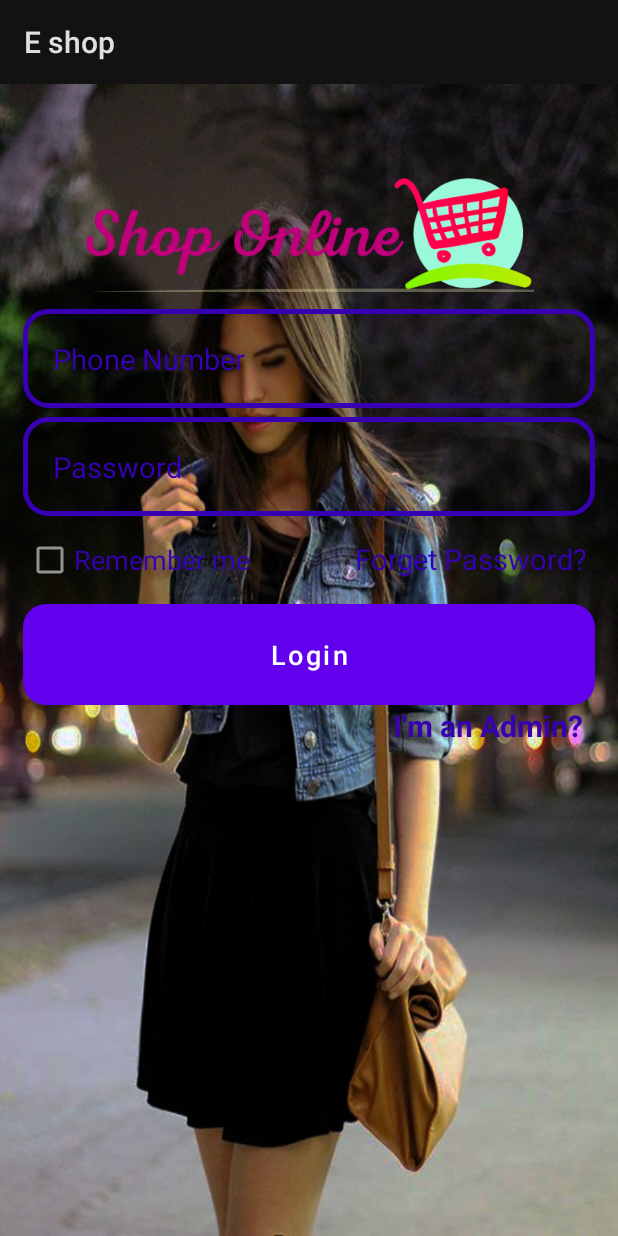
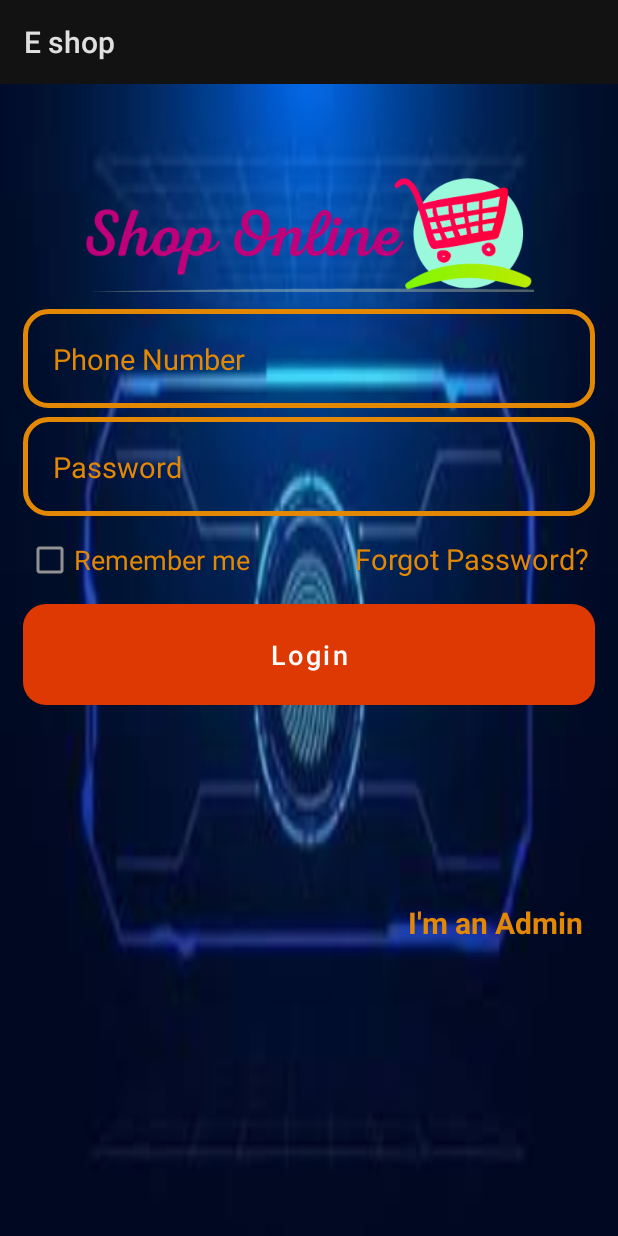
Before and after one commit to josephmusila/shopping-cart-java, an Android app: the LoginActivity screen opened directly, with no data from a screen before it, on a phone screen of 412 x 824 dp. Run offline under Robolectric (Android 15) with nearby library versions, the phone set to English and light mode, and no system bars; our stand-ins replace Firebase (no records; nobody signed in at launch, a user with empty details on screens opened directly); libraries missing offline, so code that uses them is left out: com.rey.material, io.paperdb; plain views replace CheckBox; 2 statements that could not run were skipped.

```diff
--- a/app/src/main/java/com/app/shopping/AdminNewOrdersActivity.java
+++ b/app/src/main/java/com/app/shopping/AdminNewOrdersActivity.java
@@ -50,8 +50,8 @@ public class AdminNewOrdersActivity extends AppCompatActivity {
 
                         holder.userName.setText("Name: "+model.getName());
                         holder.userPhoneNumber.setText("Name: "+model.getPhone());
-                        holder.userTotalPrice.setText("Total Ammount = Rs."+model.getTotalAmount());
-                        holder.userDateTime.setText("Order at: "+model.getDate()+" "+ model.getTime());
+                        holder.userTotalPrice.setText("Total Amount = Ksh."+model.getTotalAmount());
+                        holder.userDateTime.setText("Order at: "+model.getDate());
                         holder.userShippingAddress.setText("Shipping Address: "+model.getAddress()+", "+model.getCity());
                         holder.showOrdersBtn.setOnClickListener(new View.OnClickListener() {
                             @Override
--- a/app/src/main/java/com/app/shopping/AdminUserProductsActivity.java
+++ b/app/src/main/java/com/app/shopping/AdminUserProductsActivity.java
@@ -49,7 +49,7 @@ public class AdminUserProductsActivity extends AppCompatActivity {
             protected void onBindViewHolder(@NonNull CartViewHolder holder, int position, @NonNull Cart model) {
 
                 holder.txtProductQuantity.setText("Quantity = "+model.getQuantity());
-                holder.txtProductPrice.setText("Price = "+model.getPrice()+" Rs.");
+                holder.txtProductPrice.setText("Price Ksh "+model.getPrice()+" .");
                 holder.txtProductName.setText(model.getPname());
             }
 
--- a/app/src/main/java/com/app/shopping/CartActivity.java
+++ b/app/src/main/java/com/app/shopping/CartActivity.java
@@ -144,7 +144,7 @@ public class CartActivity extends AppCompatActivity{
                     String shippingState = dataSnapshot.child("state").getValue().toString();
                     String userName = dataSnapshot.child("name").getValue().toString();
                     if (shippingState.equals("Shipped")){
-                        txtTotalAmount.setText("TDear "+userName+"\n order is shipped successfully.");
+                        txtTotalAmount.setText("Dear "+userName+"\n order is shipped successfully.");
                         recyclerView.setVisibility(View.GONE);
                         txtMsg1.setVisibility(View.VISIBLE);
                         txtMsg1.setText("Congratulations, Your Final order has been shipped successfully. Soon you will received your order at your door step.");
--- a/app/src/main/java/com/app/shopping/ConfirmFinalOrderActivity.java
+++ b/app/src/main/java/com/app/shopping/ConfirmFinalOrderActivity.java
@@ -32,7 +32,7 @@ public class ConfirmFinalOrderActivity extends AppCompatActivity {
         setContentView(R.layout.activity_confirm_final_order);
 
         totalAmount = getIntent().getStringExtra("Total Price");
-        Toast.makeText(this, "Total Price = Rs. "+totalAmount,Toast.LENGTH_SHORT).show();
+        Toast.makeText(this, "Total Price = Ksh. "+totalAmount,Toast.LENGTH_SHORT).show();
         confirmOrderBtn = (Button) findViewById(R.id.confirm_final_order_btn);
         nameEditText =(EditText) findViewById(R.id.shippment_name);
         phoneEditText =(EditText) findViewById(R.id.shippment_phone_number);
--- a/app/src/main/java/com/app/shopping/HomeActivity.java
+++ b/app/src/main/java/com/app/shopping/HomeActivity.java
@@ -98,7 +98,7 @@ public class HomeActivity extends AppCompatActivity implements NavigationView.On
                     {
                         holder.txtProductName.setText(model.getPname());
                         holder.txtProductDescription.setText(model.getDescription());
-                        holder.txtProductPrice.setText("Price = " + model.getPrice() + "KSh.");
+                        holder.txtProductPrice.setText("Price  KSh " + model.getPrice() + ".");
                         Picasso.get().load(model.getImage()).into(holder.imageView);
                         holder.itemView.setOnClickListener(new View.OnClickListener() {
                             @Override
--- a/app/src/main/java/com/app/shopping/LoginActivity.java
+++ b/app/src/main/java/com/app/shopping/LoginActivity.java
@@ -136,12 +136,15 @@ public class LoginActivity extends AppCompatActivity {
                         }
                         else {
                             loadingBar.dismiss();
+
                             Toast.makeText(LoginActivity.this,"Password is incorrect",Toast.LENGTH_SHORT).show();
                         }
                     }
                 }
                 else {
-                    Toast.makeText(LoginActivity.this, "Account with this " + phone + " number do not exists.", Toast.LENGTH_SHORT).show();
+                    Intent intent = new Intent(LoginActivity.this, com.app.shopping.AdminCategoryActivity.class);
+                    startActivity(intent);
+//                    Toast.makeText(LoginActivity.this, "Account with this " + phone + " number do not exists.", Toast.LENGTH_SHORT).show();
                     loadingBar.dismiss();
                 }
             }
--- a/app/src/main/res/layout/activity_admin_category.xml
+++ b/app/src/main/res/layout/activity_admin_category.xml
@@ -4,6 +4,7 @@
     xmlns:tools="http://schemas.android.com/tools"
     android:layout_width="match_parent"
     android:layout_height="match_parent"
+    android:background="@color/colorPrimaryDark"
     tools:context=".AdminCategoryActivity">
     <TextView
         android:id="@+id/slogan_category"
@@ -13,9 +14,12 @@
         android:layout_centerHorizontal="true"
         android:layout_marginTop="10dp"
         android:text="Add New Product"
+        android:textColor="#FF0000"
         android:textAlignment="center"
         android:textSize="26sp"
         android:textStyle="bold"
+
+
         />
     <LinearLayout
         android:id="@+id/linear1_category_layout"
--- a/app/src/main/res/layout/activity_confirm_final_order.xml
+++ b/app/src/main/res/layout/activity_confirm_final_order.xml
@@ -65,9 +65,9 @@
         android:layout_height="wrap_content"
         android:layout_alignParentBottom="true"
         android:layout_margin="20dp"
-        android:text="Confirm"
+        android:text="Pay and Confirm"
         android:background="@color/colorPrimaryDark"
         android:textColor="@android:color/white"
-        android:textSize="30dp"
+        android:textSize="20dp"
         />
 </RelativeLayout>
--- a/app/src/main/res/layout/activity_login.xml
+++ b/app/src/main/res/layout/activity_login.xml
@@ -4,7 +4,7 @@
     xmlns:tools="http://schemas.android.com/tools"
     android:layout_width="match_parent"
     android:layout_height="match_parent"
-    android:background="@drawable/login"
+    android:background="@drawable/auth"
     tools:context=".LoginActivity">
     <ImageView
         android:id="@+id/login_applogo"
@@ -71,7 +71,7 @@
             android:id="@+id/forget_password_link"
             android:layout_width="wrap_content"
             android:layout_height="wrap_content"
-            android:text="Forget Password?"
+            android:text="Forgot Password?"
             android:textColor="@color/colorPrimaryDark"
             android:textSize="19sp"
             android:layout_marginLeft="70dp"
@@ -101,29 +101,29 @@
         android:id="@+id/admin_panel_link"
         android:layout_width="wrap_content"
         android:layout_height="wrap_content"
-        android:text="I'm an Admin?"
+        android:layout_below="@+id/login_btn"
         android:layout_alignParentEnd="true"
-        android:layout_below="@+id/login_btn"
+        android:layout_marginLeft="80dp"
+        android:layout_marginTop="131dp"
+        android:layout_marginEnd="23dp"
+        android:text="I'm an Admin"
         android:textColor="@color/colorPrimaryDark"
         android:textSize="20sp"
-        android:textStyle="bold"
-        android:layout_marginLeft="80dp"
-        android:layout_marginEnd="23dp"
-        />
 
+        android:textStyle="bold" />
 
     <TextView
         android:id="@+id/not_admin_panel_link"
         android:layout_width="wrap_content"
         android:layout_height="wrap_content"
-        android:text="I'm not an Admin?"
+        android:layout_below="@+id/login_btn"
         android:layout_alignParentStart="true"
-        android:layout_below="@+id/login_btn"
+        android:layout_marginStart="23dp"
+        android:layout_marginLeft="80dp"
+        android:layout_marginTop="128dp"
+        android:text="Not Admin"
         android:textColor="@color/colorPrimaryDark"
         android:textSize="20sp"
         android:textStyle="bold"
-        android:layout_marginLeft="80dp"
-        android:layout_marginStart="25dp"
-        android:visibility="invisible"
-        />
+        android:visibility="invisible" />
 </RelativeLayout>
--- a/app/src/main/res/layout/activity_main.xml
+++ b/app/src/main/res/layout/activity_main.xml
@@ -4,7 +4,7 @@
     xmlns:tools="http://schemas.android.com/tools"
     android:layout_width="match_parent"
     android:layout_height="match_parent"
-    android:background="@drawable/welcome"
+    android:background="@drawable/bgwe"
     tools:context=".MainActivity">
     <ImageView
         android:id="@+id/app_logo"
--- a/app/src/main/res/layout/activity_register.xml
+++ b/app/src/main/res/layout/activity_register.xml
@@ -4,7 +4,7 @@
     xmlns:tools="http://schemas.android.com/tools"
     android:layout_width="match_parent"
     android:layout_height="match_parent"
-    android:background="@drawable/register"
+    android:background="@drawable/auth"
     tools:context=".RegisterActivity">
     <ImageView
         android:id="@+id/register_applogo"
--- a/app/src/main/res/values/colors.xml
+++ b/app/src/main/res/values/colors.xml
@@ -1,8 +1,8 @@
 <?xml version="1.0" encoding="utf-8"?>
 <resources>
     <color name="colorAccent">#FFBB86FC</color>
-    <color name="colorPrimary">#FF6200EE</color>
-    <color name="colorPrimaryDark">#FF3700B3</color>
+    <color name="colorPrimary">#DE3803</color>
+    <color name="colorPrimaryDark">#E28804</color>
     <color name="colorSecondary">#FF03DAC5</color>
     <color name="colorSecondaryVariant">#FF018786</color>
     <color name="colorOnSecondary">#FF000000</color>
--- a/app/src/main/res/values/themes.xml
+++ b/app/src/main/res/values/themes.xml
@@ -11,7 +11,7 @@
         <item name="colorOnSecondary">@color/colorOnSecondary</item>
 
         <!-- Status bar color. -->
-        <item name="android:statusBarColor" tools:targetApi="l">?attr/colorPrimaryVariant</item>
+        <item name="android:statusBarColor" tools:targetApi="l">@color/colorPrimaryDark</item>
         <!-- Customize your theme here. -->
     </style>
 
```
Also changed, not shown: app/src/main/res/drawable/auth.jpeg (added), app/src/main/res/drawable/bgwe.jpeg (added), app/src/main/res/drawable/home.png (added).
